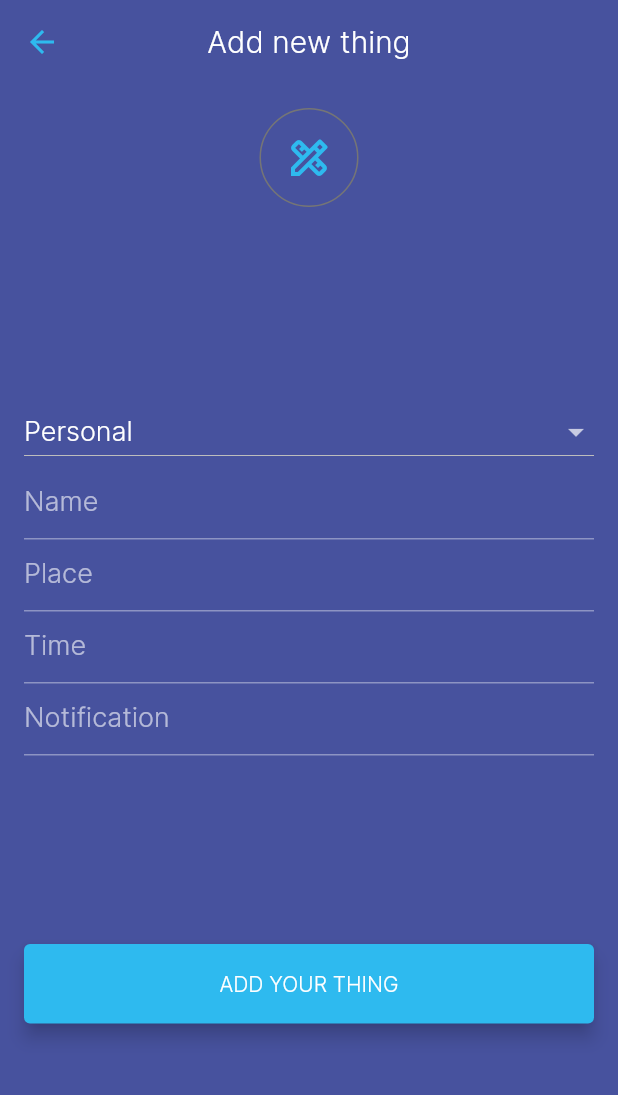
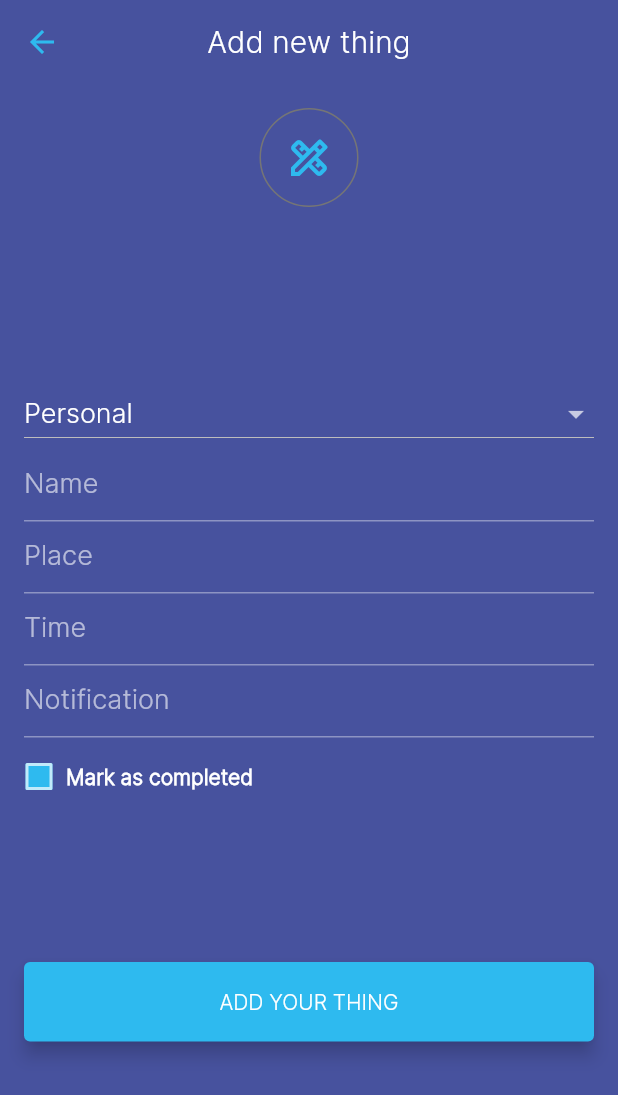
Before and after one commit to ubaidkolad/elred-flutter-assignment, a Flutter app: the TaskFormView screen opened directly, on a phone screen of 412 x 824 dp. Shown: the top 1095 px of the screen. Run offline on Flutter 3.47's test engine with Material 2 defaults, Android fonts, the phone set to English and light mode, and no system bars; our stand-ins replace cloud_firestore, firebase_auth, firebase_core, google_sign_in, percent_indicator; missing offline and left inert: flutter_face_pile; accounts and stored records are empty; network calls fail.

```diff
--- /dev/null
+++ b/lib/common_components/custom_checkbox.dart
@@ -0,0 +1,65 @@
+import 'package:flutter/material.dart';
+import 'package:flutter/src/foundation/key.dart';
+import 'package:flutter/src/widgets/framework.dart';
+
+class CustomCheckBox extends StatefulWidget {
+  final String text;
+  final bool value;
+  final void Function(bool) callback;
+  const CustomCheckBox(
+      {Key? key,
+      required this.text,
+      required this.callback,
+      required this.value})
+      : super(key: key);
+
+  @override
+  State<CustomCheckBox> createState() => _CustomCheckBoxState();
+}
+
+class _CustomCheckBoxState extends State<CustomCheckBox> {
+  bool isChecked = false;
+
+  @override
+  void initState() {
+    // TODO: implement initState
+    super.initState();
+    isChecked = widget.value;
+  }
+
+  @override
+  Widget build(BuildContext context) {
+    return Row(
+      children: [
+        SizedBox(
+          width: 20,
+          height: 20,
+          child: Checkbox(
+            checkColor: Colors.white,
+            fillColor:
+                MaterialStateProperty.all(Theme.of(context).primaryColorLight),
+            value: isChecked,
+            onChanged: (bool? value) {
+              if (value != null) {
+                setState(() {
+                  isChecked = value;
+                });
+                widget.callback(value);
+              }
+            },
+          ),
+        ),
+        SizedBox(
+          width: 8,
+        ),
+        Text(
+          widget.text,
+          style: Theme.of(context)
+              .textTheme
+              .headline2!
+              .copyWith(color: Colors.white),
+        )
+      ],
+    );
+  }
+}
--- a/lib/main.dart
+++ b/lib/main.dart
@@ -23,7 +23,8 @@ class MyApp extends StatelessWidget {
     return MultiProvider(
         providers: [
           ChangeNotifierProvider(
-            create: (context) => TaskListProvider(taskLists: []),
+            create: (context) => TaskListProvider(),
+            lazy: false,
           )
         ],
         child: MaterialApp(
--- a/lib/providers/TaskListProvider.dart
+++ b/lib/providers/TaskListProvider.dart
@@ -1,9 +1,19 @@
+import 'package:elred_flutter_assignment/config/constants.dart';
 import 'package:elred_flutter_assignment/models/task.dart';
 import 'package:flutter/material.dart';
 
-class TaskListProvider extends ChangeNotifier {
+class TaskListProvider with ChangeNotifier {
   List<TaskDetails> taskLists = [];
-  TaskListProvider({required this.taskLists});
+  bool loading = true;
+  TaskListProvider() {
+    loadTaskListFromDatabase();
+  }
+
+  void loadTaskListFromDatabase() async {
+    taskLists = await tasksController.getUserTasks();
+    loading = false;
+    notifyListeners();
+  }
 
   void addTaskToList(TaskDetails task) {
     taskLists.add(task);
--- a/lib/views/add_task/task_form_view.dart
+++ b/lib/views/add_task/task_form_view.dart
@@ -1,13 +1,16 @@
 import 'package:elred_flutter_assignment/common_components/custom_button.dart';
+import 'package:elred_flutter_assignment/common_components/custom_checkbox.dart';
 import 'package:elred_flutter_assignment/common_components/custom_dropdown.dart';
 import 'package:elred_flutter_assignment/common_components/custom_text_input.dart';
 import 'package:elred_flutter_assignment/common_components/icon_with_circular_border.dart';
 import 'package:elred_flutter_assignment/config/constants.dart';
 import 'package:elred_flutter_assignment/models/task.dart';
+import 'package:elred_flutter_assignment/providers/TaskListProvider.dart';
 import 'package:flutter/material.dart';
 import 'package:flutter/src/foundation/key.dart';
 import 'package:flutter/src/widgets/framework.dart';
 import 'package:intl/intl.dart';
+import 'package:provider/provider.dart';
 
 class TaskFormView extends StatefulWidget {
   final bool isEditing;
@@ -25,6 +28,7 @@ class _TaskFormView extends State<TaskFormView> {
   TextEditingController taskTime = TextEditingController();
   TextEditingController taskNotification = TextEditingController();
   String taskType = "Personal";
+  bool isCompleted = false;
   final _formkey = GlobalKey<FormState>();
   bool isLoading = false;
 
@@ -38,6 +42,7 @@ class _TaskFormView extends State<TaskFormView> {
       taskName.text = widget.taskDetails!.taskName;
       taskTime.text = widget.taskDetails!.taskTime;
       taskNotification.text = widget.taskDetails!.taskNotification;
+      isCompleted = widget.taskDetails!.completed;
     }
   }
 
@@ -54,7 +59,7 @@ class _TaskFormView extends State<TaskFormView> {
         taskNotification.text,
         auth.currentUser!.uid,
         widget.taskDetails != null ? widget.taskDetails!.taskId : taskId,
-        false);
+        isCompleted);
 
     bool isSuccess = widget.isEditing
         ? await tasksController.updateTaskInDatabase(taskDetails)
@@ -63,6 +68,8 @@ class _TaskFormView extends State<TaskFormView> {
       isLoading = false;
     });
     if (isSuccess) {
+      Provider.of<TaskListProvider>(context, listen: false)
+          .loadTaskListFromDatabase();
       Navigator.of(context).pop();
       dialogsController.popUpSnackBar(
           context,
@@ -97,7 +104,7 @@ class _TaskFormView extends State<TaskFormView> {
         ),
         centerTitle: true,
         title: Text(
-          "Add new thing",
+          widget.isEditing ? "Edit your thing" : "Add new thing",
           style: TextStyle(fontWeight: FontWeight.w300),
         ),
       ),
@@ -163,16 +170,27 @@ class _TaskFormView extends State<TaskFormView> {
                     }
                   }),
                 ),
+                SizedBox(
+                  height: 16,
+                ),
+                CustomCheckBox(
+                  value: isCompleted,
+                  text: "Mark as completed",
+                  callback: (completed) {
+                    isCompleted = completed;
+                    setState(() {});
+                  },
+                ),
                 Spacer(),
                 CustomButton(
                     isLoading: isLoading,
-                    text: "ADD YOUR THING",
+                    text: widget.isEditing ? "SAVE CHANGES" : "ADD YOUR THING",
                     onPress: () {
                       if (_formkey.currentState!.validate()) {
                         addTask(context);
                       }
                     }),
-                Spacer()
+                Spacer(),
               ]),
         ),
       ),
```
Also changed, not shown: lib/controllers/task_controller.dart (+11 -0 lines), lib/views/home/components/home_body.dart (+22 -68 lines), lib/views/home/home_view.dart (+24 -7 lines).
